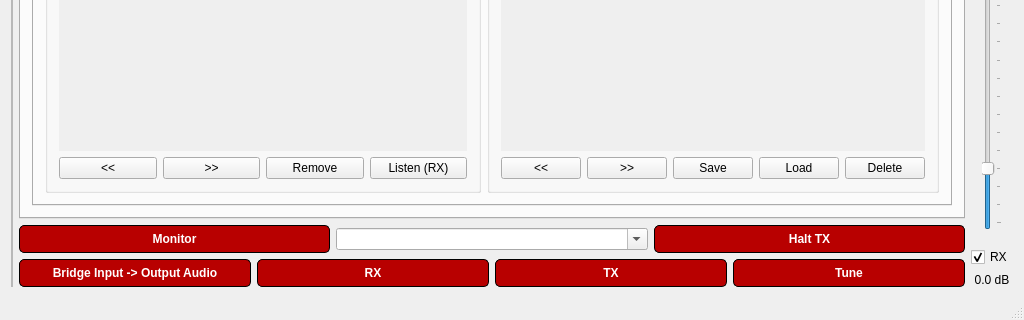
The window that src/ui/mainwindow.ui (GekkoFyre/small-world-deluxe) describes before a commit, drawn with Qt 5; both pictures show x 0 to 1024 and y 448 to 768 of the 1024 by 768 pixel window.
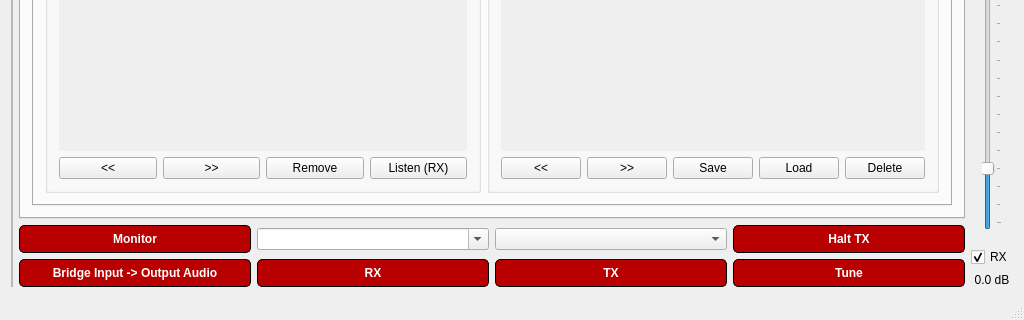
The same window after the commit. The open tabs and pages were chosen to show the change.

Commit message: * Further improved compatibility for Microsoft Windows systems through MinGW via MSYS2, with particular regard to the QAudioSystem subsystem.

Diff of the .ui file:
```diff
--- a/src/ui/mainwindow.ui
+++ b/src/ui/mainwindow.ui
@@ -1225,7 +1225,11 @@
                  </layout>
                 </item>
                 <item>
-                 <layout class="QHBoxLayout" name="horizontalLayout_10"/>
+                 <layout class="QHBoxLayout" name="horizontalLayout_10">
+                  <item>
+                   <widget class="QComboBox" name="comboBox_select_digital_mode"/>
+                  </item>
+                 </layout>
                 </item>
                 <item>
                  <layout class="QHBoxLayout" name="horizontalLayout_15">
```
Left out of the diff: 20 changed lines with no effect on the pictures. The commit also changes 6 other files.
